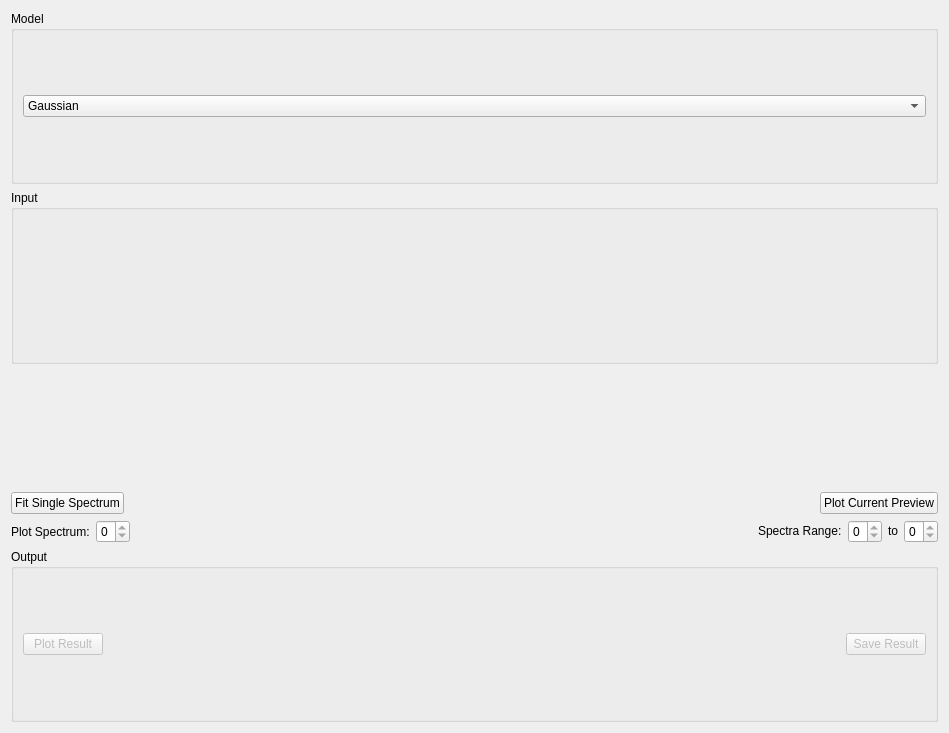
Above: qt/scientific_interfaces/Indirect/MSDFit.ui from mantidproject/mantid before the change. Below: the same form after it.
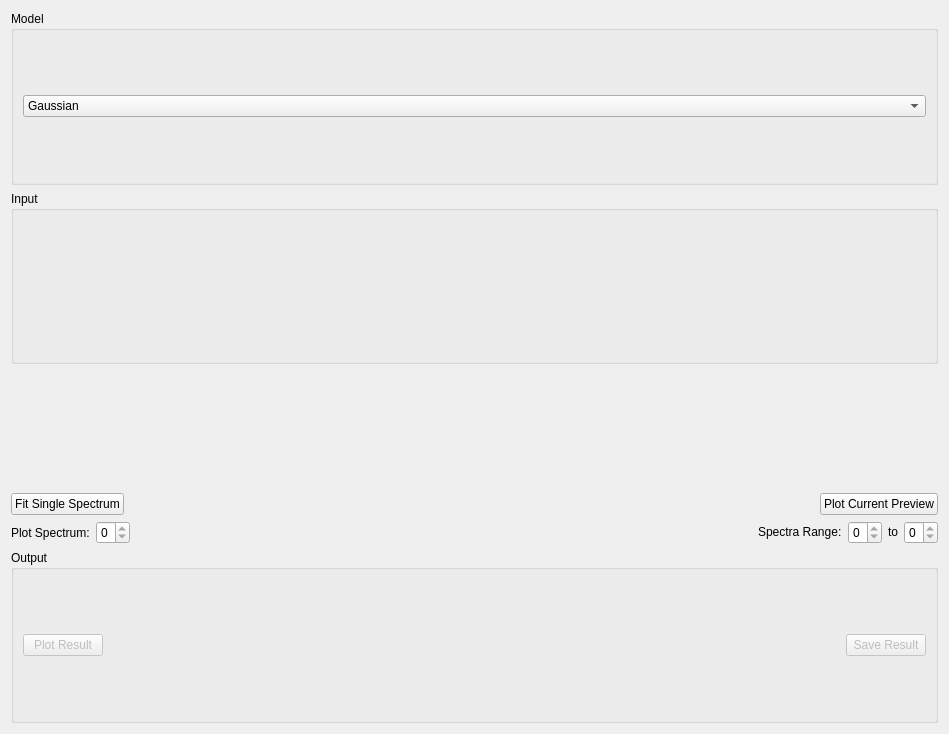
That is the form after the change. Custom widgets are drawn as their Qt base class.

Commit message:
Add second plot preview to MSDFit interface
Refs #20241

```diff
--- a/qt/scientific_interfaces/Indirect/MSDFit.ui
+++ b/qt/scientific_interfaces/Indirect/MSDFit.ui
@@ -7,7 +7,7 @@
     <x>0</x>
     <y>0</y>
     <width>949</width>
-    <height>733</height>
+    <height>734</height>
    </rect>
   </property>
   <property name="windowTitle">
```
Left out of the diff: 5 changed lines with no effect on the pictures.
